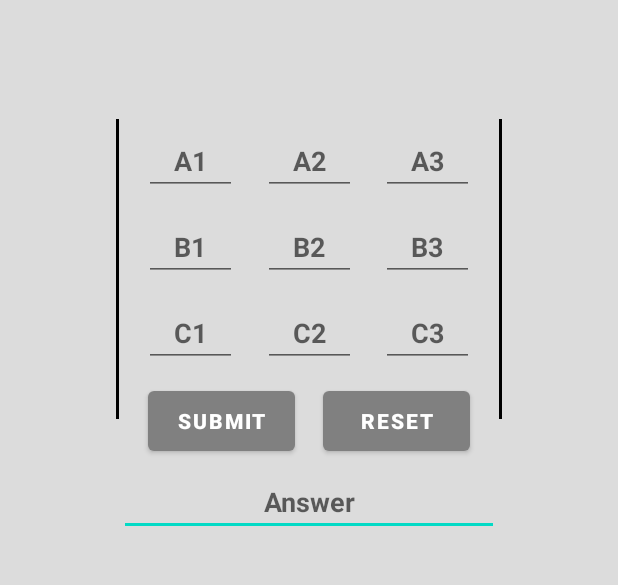
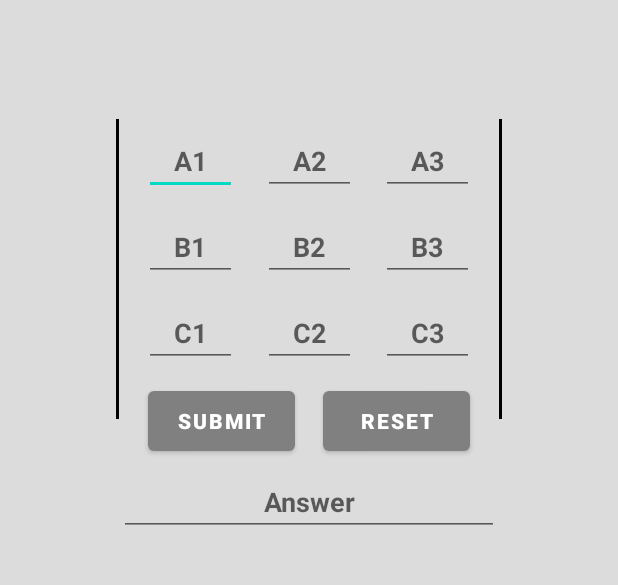
Before and after one commit to Avirup281206/DeterminantSolver, an Android app: the screen it shows after launch (MainActivity), after a tap on "RESET", on a phone screen of 412 x 824 dp, the part 160-745 px from its top. Run offline under Robolectric (Android 15) with nearby library versions, the phone set to English and light mode, and no system bars.

Commit message:
Some bug fixes

```diff
--- a/app/src/main/res/layout/activity_main.xml
+++ b/app/src/main/res/layout/activity_main.xml
@@ -69,6 +69,11 @@
                             android:inputType="numberSigned|numberDecimal"
                             android:textAlignment="center"
                             android:textStyle="bold"
+                            android:nextFocusDown="@+id/text_a2"
+                            android:nextFocusLeft="@+id/text_a2"
+                            android:nextFocusRight="@+id/text_a2"
+                            android:nextFocusUp="@+id/text_a2"
+                            android:nextFocusForward="@id/text_a2"
                             app:layout_constraintEnd_toStartOf="@+id/text_a2"
                             app:layout_constraintHorizontal_bias="0.5"
                             app:layout_constraintStart_toEndOf="@+id/view"
@@ -84,6 +89,11 @@
                             android:inputType="numberSigned|numberDecimal"
                             android:textAlignment="center"
                             android:textStyle="bold"
+                            android:nextFocusDown="@+id/text_a3"
+                            android:nextFocusLeft="@+id/text_a3"
+                            android:nextFocusRight="@+id/text_a3"
+                            android:nextFocusUp="@+id/text_a3"
+                            android:nextFocusForward="@id/text_a3"
                             app:layout_constraintBaseline_toBaselineOf="@+id/text_a1"
                             app:layout_constraintEnd_toStartOf="@+id/text_a3"
                             app:layout_constraintHorizontal_bias="0.5"
@@ -99,6 +109,11 @@
                             android:inputType="numberSigned|numberDecimal"
                             android:textAlignment="center"
                             android:textStyle="bold"
+                            android:nextFocusDown="@+id/text_b1"
+                            android:nextFocusLeft="@+id/text_b1"
+                            android:nextFocusRight="@+id/text_b1"
+                            android:nextFocusUp="@+id/text_b1"
+                            android:nextFocusForward="@id/text_b1"
                             app:layout_constraintBaseline_toBaselineOf="@+id/text_a2"
                             app:layout_constraintEnd_toStartOf="@+id/view2"
                             app:layout_constraintHorizontal_bias="0.5"
@@ -115,6 +130,11 @@
                             android:inputType="numberSigned|numberDecimal"
                             android:textAlignment="center"
                             android:textStyle="bold"
+                            android:nextFocusDown="@+id/text_b2"
+                            android:nextFocusLeft="@+id/text_b2"
+                            android:nextFocusRight="@+id/text_b2"
+                            android:nextFocusUp="@+id/text_b2"
+                            android:nextFocusForward="@id/text_b2"
                             app:layout_constraintEnd_toStartOf="@+id/text_b2"
                             app:layout_constraintHorizontal_bias="0.5"
                             app:layout_constraintStart_toEndOf="@+id/view"
@@ -130,6 +150,11 @@
                             android:inputType="numberSigned|numberDecimal"
                             android:textAlignment="center"
                             android:textStyle="bold"
+                            android:nextFocusDown="@+id/text_b3"
+                            android:nextFocusLeft="@+id/text_b3"
+                            android:nextFocusRight="@+id/text_b3"
+                            android:nextFocusUp="@+id/text_b3"
+                            android:nextFocusForward="@id/text_b3"
                             app:layout_constraintBaseline_toBaselineOf="@+id/text_b1"
                             app:layout_constraintEnd_toStartOf="@+id/text_b3"
                             app:layout_constraintHorizontal_bias="0.5"
@@ -145,6 +170,11 @@
                             android:inputType="numberSigned|numberDecimal"
                             android:textAlignment="center"
                             android:textStyle="bold"
+                            android:nextFocusDown="@+id/text_c1"
+                            android:nextFocusLeft="@+id/text_c1"
+                            android:nextFocusRight="@+id/text_c1"
+                            android:nextFocusUp="@+id/text_c1"
+                            android:nextFocusForward="@id/text_c1"
                             app:layout_constraintBaseline_toBaselineOf="@+id/text_b2"
                             app:layout_constraintEnd_toStartOf="@+id/view2"
                             app:layout_constraintHorizontal_bias="0.5"
@@ -161,6 +191,11 @@
                             android:inputType="numberSigned|numberDecimal"
                             android:textAlignment="center"
                             android:textStyle="bold"
+                            android:nextFocusDown="@+id/text_c2"
+                            android:nextFocusLeft="@+id/text_c2"
+                            android:nextFocusRight="@+id/text_c2"
+                            android:nextFocusUp="@+id/text_c2"
+                            android:nextFocusForward="@id/text_c2"
                             app:layout_constraintEnd_toStartOf="@+id/text_c2"
                             app:layout_constraintHorizontal_bias="0.5"
                             app:layout_constraintStart_toEndOf="@+id/view"
@@ -176,6 +211,11 @@
                             android:inputType="numberSigned|numberDecimal"
                             android:textAlignment="center"
                             android:textStyle="bold"
+                            android:nextFocusDown="@+id/text_c3"
+                            android:nextFocusLeft="@+id/text_c3"
+                            android:nextFocusRight="@+id/text_c3"
+                            android:nextFocusUp="@+id/text_c3"
+                            android:nextFocusForward="@id/text_c3"
                             app:layout_constraintBaseline_toBaselineOf="@+id/text_c1"
                             app:layout_constraintEnd_toStartOf="@+id/text_c3"
                             app:layout_constraintHorizontal_bias="0.5"
@@ -191,6 +231,11 @@
                             android:inputType="numberSigned|numberDecimal"
                             android:textAlignment="center"
                             android:textStyle="bold"
+                            android:nextFocusDown="@+id/text_a1"
+                            android:nextFocusLeft="@+id/text_a1"
+                            android:nextFocusRight="@+id/text_a1"
+                            android:nextFocusUp="@+id/text_a1"
+                            android:nextFocusForward="@id/text_a1"
                             app:layout_constraintBaseline_toBaselineOf="@+id/text_c2"
                             app:layout_constraintEnd_toStartOf="@+id/view2"
                             app:layout_constraintHorizontal_bias="0.5"
@@ -227,7 +272,7 @@
                             android:clickable="false"
                             android:editable="false"
                             android:ems="10"
-                            android:focusableInTouchMode="true"
+                            android:focusable="false"
                             android:hint="@string/field_answer_hint"
                             android:importantForAutofill="no"
                             android:isScrollContainer="true"
```
